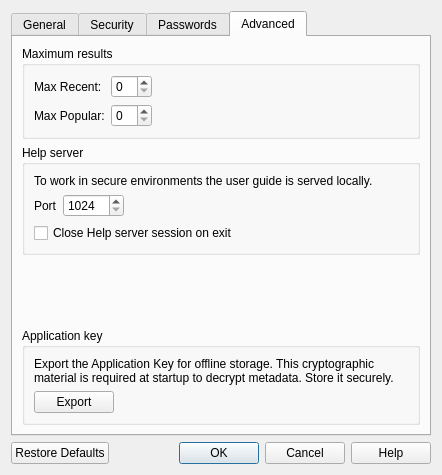
First picture: the form in ui/preferencesdialog.ui, repository sysal1280/passwords, before the edit.
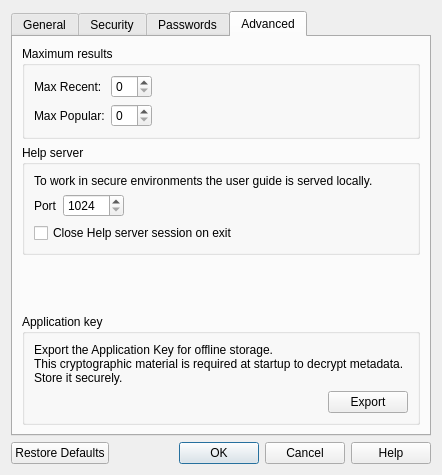
Second picture: the form after the edit.

Commit message:
Added scopedcursor in a few places.
And also changed layout of a groupbox on Preferences.ui.

```diff
--- a/ui/preferencesdialog.ui
+++ b/ui/preferencesdialog.ui
@@ -548,17 +548,18 @@
             </property>
            </spacer>
           </item>
-          <item row="1" column="0">
+          <item row="1" column="2">
            <widget class="QPushButton" name="pushButtonExportKey">
             <property name="text">
              <string>Export</string>
             </property>
            </widget>
           </item>
-          <item row="0" column="0" colspan="2">
+          <item row="0" column="0" colspan="3">
            <widget class="QLabel" name="label_2">
             <property name="text">
-             <string>Export the Application Key for offline storage. This cryptographic material is required at startup to decrypt metadata. Store it securely.</string>
+             <string>Export the Application Key for offline storage.
+This cryptographic material is required at startup to decrypt metadata. Store it securely.</string>
             </property>
             <property name="wordWrap">
              <bool>true</bool>
```
The commit also changes 2 other files.
